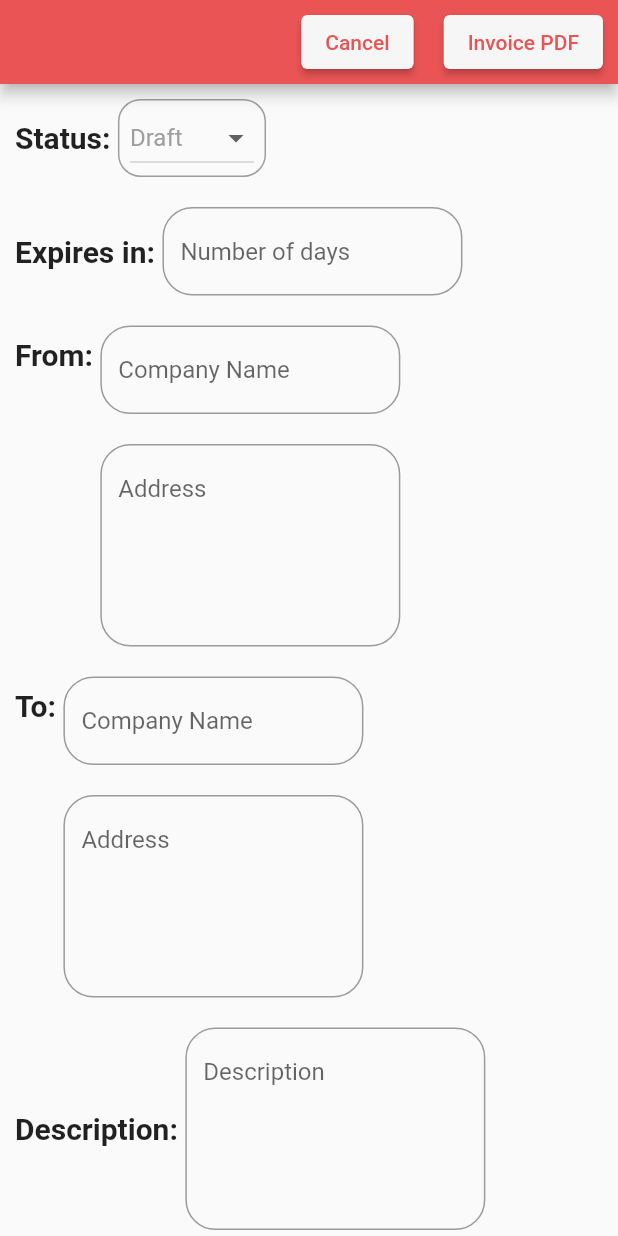
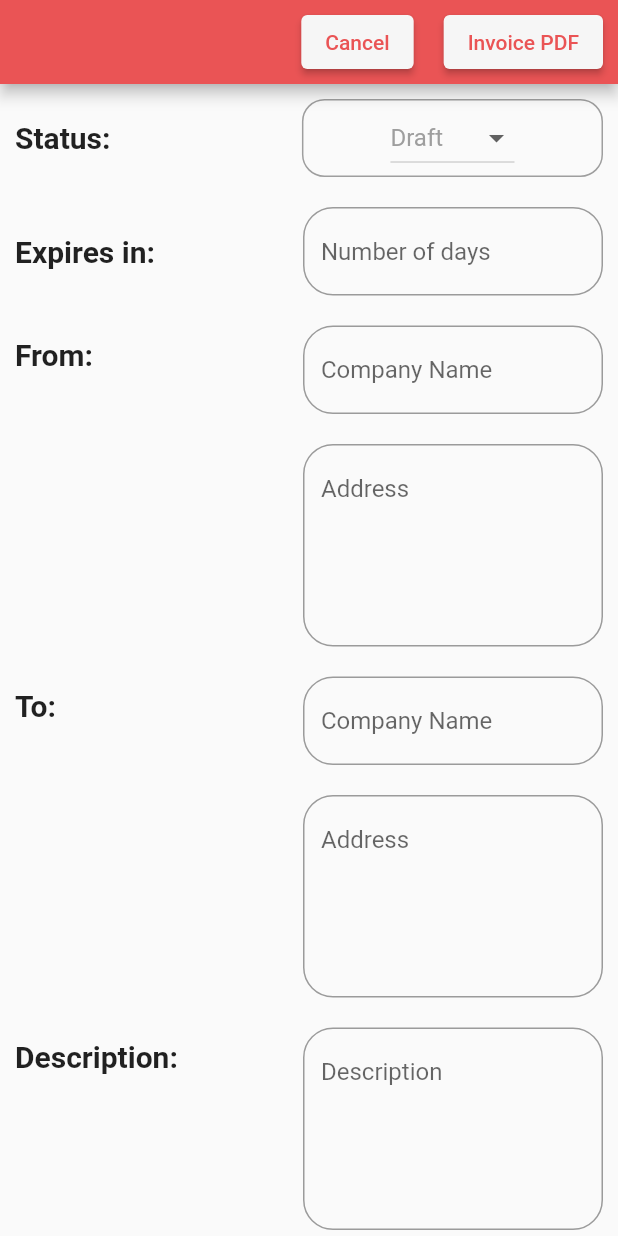
Before and after one commit to GowravKrishna-V/invoice_generator, a Flutter app: the screen it shows once a user with an empty profile is signed in, after a tap on the "add" icon, on a phone screen of 412 x 824 dp. Run offline on Flutter 3.47's test engine with Material 2 defaults, Android fonts, the phone set to English and light mode, and no system bars; our stand-ins replace firebase_auth, firebase_core, open_file, pdf; missing offline and left inert: flutterfire_ui; accounts and stored records are empty.

Commit message:
second commit

```diff
--- a/lib/api/pdf_invoice_api.dart
+++ b/lib/api/pdf_invoice_api.dart
@@ -222,7 +222,7 @@ class PdfInvoiceApi {
 
     return Row(
       mainAxisSize: MainAxisSize.min,
-      crossAxisAlignment: pw.CrossAxisAlignment.end,
+      crossAxisAlignment: pw.CrossAxisAlignment.start,
       children: [
         Text(title, style: style),
         SizedBox(width: 2 * PdfPageFormat.mm),
--- a/lib/screens/invoice_create.dart
+++ b/lib/screens/invoice_create.dart
@@ -22,6 +22,7 @@ class _InvoiceGeneratorState extends State<InvoiceGenerator> {
   TextEditingController fromCompany = TextEditingController();
   TextEditingController fromAddress = TextEditingController();
   TextEditingController dateController = TextEditingController();
+  TextEditingController descController = TextEditingController();
   TextEditingController prodName = TextEditingController();
   TextEditingController prodQuantity = TextEditingController();
   TextEditingController prodVat = TextEditingController();
@@ -77,7 +78,7 @@ class _InvoiceGeneratorState extends State<InvoiceGenerator> {
                     info: InvoiceInfo(
                       date: date,
                       dueDate: dueDate,
-                      description: 'My description...',
+                      description: descController.text,
                       number: '${DateTime.now().year}-9999',
                     ),
                     items: products,
@@ -97,6 +98,7 @@ class _InvoiceGeneratorState extends State<InvoiceGenerator> {
             Padding(
               padding: const EdgeInsets.symmetric(vertical: 10, horizontal: 10),
               child: Row(
+                mainAxisAlignment: MainAxisAlignment.spaceBetween,
                 children: [
                   const Text(
                     "Status: ",
@@ -107,7 +109,7 @@ class _InvoiceGeneratorState extends State<InvoiceGenerator> {
                   ),
                   Container(
                     padding:
-                        const EdgeInsets.symmetric(horizontal: 7, vertical: 1),
+                        const EdgeInsets.symmetric(horizontal: 58, vertical: 1),
                     decoration: BoxDecoration(
                         borderRadius: BorderRadius.circular(15),
                         border: Border.all(color: Colors.grey.shade500)),
@@ -128,6 +130,7 @@ class _InvoiceGeneratorState extends State<InvoiceGenerator> {
             Padding(
               padding: const EdgeInsets.symmetric(vertical: 10, horizontal: 10),
               child: Row(
+                mainAxisAlignment: MainAxisAlignment.spaceBetween,
                 children: [
                   const Text(
                     "Expires in: ",
@@ -155,6 +158,7 @@ class _InvoiceGeneratorState extends State<InvoiceGenerator> {
             Padding(
               padding: const EdgeInsets.symmetric(vertical: 10, horizontal: 10),
               child: Row(
+                mainAxisAlignment: MainAxisAlignment.spaceBetween,
                 crossAxisAlignment: CrossAxisAlignment.start,
                 children: [
                   const Padding(
@@ -205,6 +209,7 @@ class _InvoiceGeneratorState extends State<InvoiceGenerator> {
             Padding(
               padding: const EdgeInsets.symmetric(vertical: 10, horizontal: 10),
               child: Row(
+                mainAxisAlignment: MainAxisAlignment.spaceBetween,
                 crossAxisAlignment: CrossAxisAlignment.start,
                 children: [
                   const Padding(
@@ -255,19 +260,24 @@ class _InvoiceGeneratorState extends State<InvoiceGenerator> {
             Padding(
               padding: const EdgeInsets.symmetric(vertical: 10, horizontal: 10),
               child: Row(
+                mainAxisAlignment: MainAxisAlignment.spaceBetween,
+                crossAxisAlignment: CrossAxisAlignment.start,
                 children: [
-                  const Text(
-                    "Description: ",
-                    style: TextStyle(
-                      fontSize: 20,
-                      fontWeight: FontWeight.bold,
+                  const Padding(
+                    padding: EdgeInsets.only(top: 8.0),
+                    child: Text(
+                      "Description: ",
+                      style: TextStyle(
+                        fontSize: 20,
+                        fontWeight: FontWeight.bold,
+                      ),
                     ),
                   ),
                   SizedBox(
                     width: 200,
                     child: TextField(
-                      controller: dateController,
-                      keyboardType: TextInputType.number,
+                      controller: descController,
+                      keyboardType: TextInputType.text,
                       maxLines: 5,
                       decoration: InputDecoration(
                         border: OutlineInputBorder(
@@ -305,6 +315,9 @@ class _InvoiceGeneratorState extends State<InvoiceGenerator> {
                     Padding(
                       padding: const EdgeInsets.symmetric(horizontal: 5),
                       child: ElevatedButton(
+                        style: ElevatedButton.styleFrom(
+                            primary: const Color(0xffEA5455),
+                            onPrimary: Colors.white),
                         onPressed: () {
                           Navigator.pop(context);
                         },
@@ -314,6 +327,9 @@ class _InvoiceGeneratorState extends State<InvoiceGenerator> {
                     Padding(
                       padding: const EdgeInsets.symmetric(horizontal: 5),
                       child: ElevatedButton(
+                          style: ElevatedButton.styleFrom(
+                              primary: const Color(0xffEA5455),
+                              onPrimary: Colors.white),
                           onPressed: () {
                             products.add(
                               InvoiceItem(
@@ -324,6 +340,10 @@ class _InvoiceGeneratorState extends State<InvoiceGenerator> {
                                 unitPrice: double.parse(prodCost.text),
                               ),
                             );
+                            prodName.clear();
+                            prodQuantity.clear();
+                            prodVat.clear();
+                            prodCost.clear();
                             Navigator.pop(context);
                           },
                           child: const Text("Ok")),
```
Also changed, not shown: lib/components/item_box.dart (deleted, +0 -17 lines).
